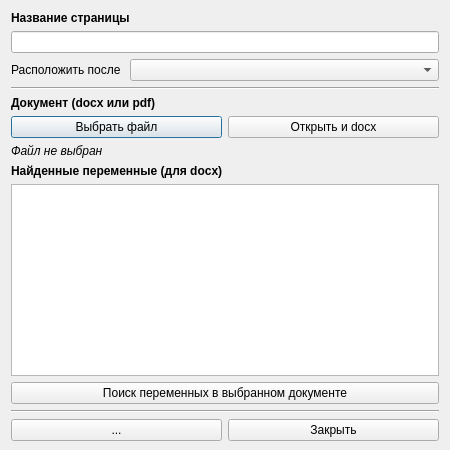
This is designer/dialogwindows/neddw/nedpagedialogwindow.ui in Artemako/auto-exec-doc as Qt 5 draws it before an edit. The edited form follows.
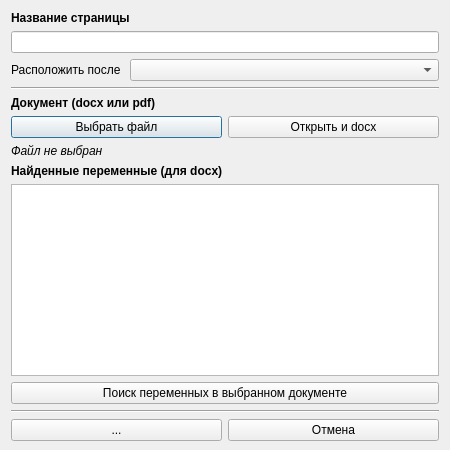
This is the edited form. Icons and pictures are not drawn.

Commit message: Закрыть в Отмена - где надо

Patch:
```diff
--- a/designer/dialogwindows/neddw/nedpagedialogwindow.ui
+++ b/designer/dialogwindows/neddw/nedpagedialogwindow.ui
@@ -186,7 +186,7 @@
      <item>
       <widget class="QPushButton" name="btn_close">
        <property name="text">
-        <string>Закрыть</string>
+        <string>Отмена</string>
        </property>
        <property name="icon">
         <iconset>
```
Left out of the diff: 4 changed lines with no effect on the pictures. The commit also changes 25 other files.
